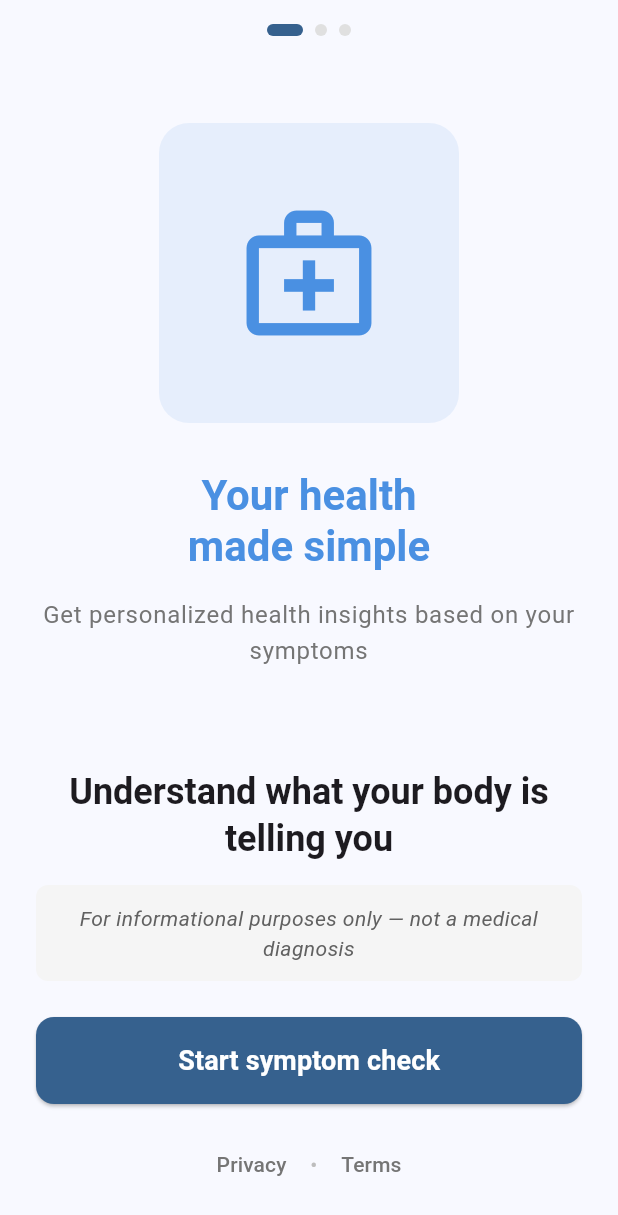
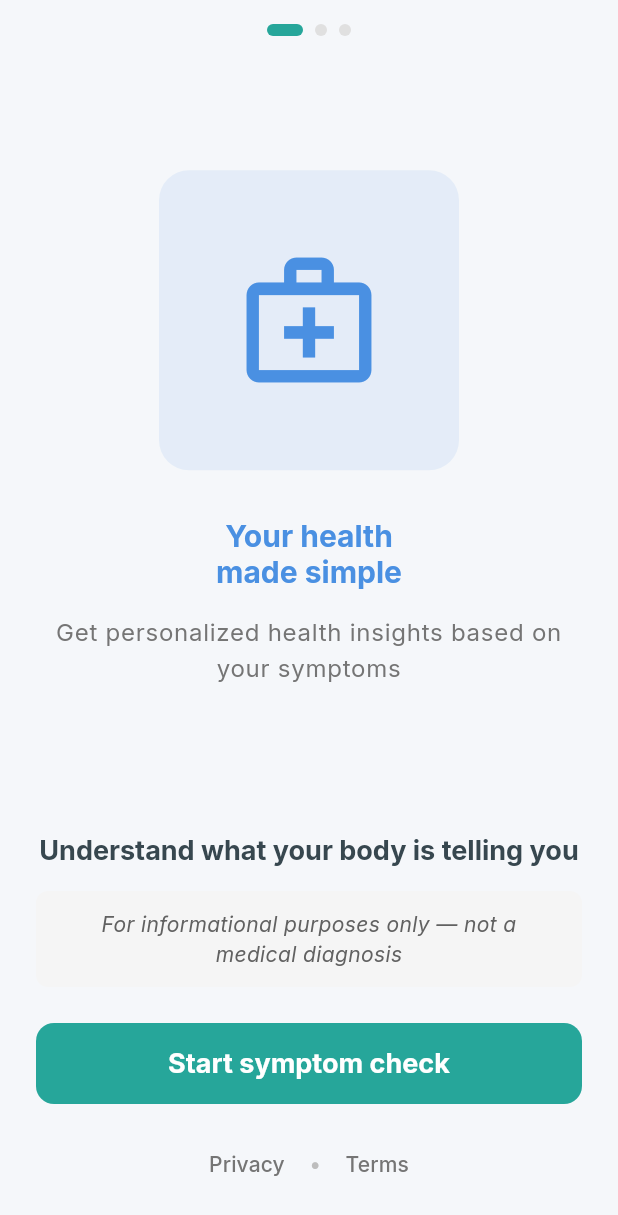
Before and after one commit to ashu13579/symptom-checker-flutter, a Flutter app: the screen it shows after launch, on a phone screen of 412 x 824 dp. Shown: the top 1215 px of the screen. Run offline on Flutter 3.47's test engine with Material 3 defaults, Android fonts, the phone set to English and light mode, and no system bars; our stand-ins replace dio, equatable, flutter_bloc, google_fonts.

Commit message:
feat: Update theme to calm healthcare design with soft blues and greens

```diff
--- a/lib/core/theme/app_theme.dart
+++ b/lib/core/theme/app_theme.dart
@@ -2,43 +2,158 @@ import 'package:flutter/material.dart';
 import 'package:google_fonts/google_fonts.dart';
 
 class AppTheme {
-  // Colors
-  static const Color primaryColor = Color(0xFF2196F3);
-  static const Color secondaryColor = Color(0xFF03DAC6);
-  static const Color errorColor = Color(0xFFB00020);
-  static const Color warningColor = Color(0xFFFF9800);
-  static const Color successColor = Color(0xFF4CAF50);
+  // Calm Healthcare Colors - Soft Blues and Greens
+  static const Color primaryColor = Color(0xFF26A69A); // Soft teal
+  static const Color secondaryColor = Color(0xFF4FC3F7); // Light blue
+  static const Color backgroundColor = Color(0xFFF5F7FA); // Very light gray-blue
+  static const Color surfaceColor = Color(0xFFFFFFFF); // White
 
-  // Urgency Colors
-  static const Color lowUrgency = Color(0xFF4CAF50);
-  static const Color mediumUrgency = Color(0xFFFF9800);
-  static const Color highUrgency = Color(0xFFB00020);
+  // Accent Colors
+  static const Color accentTeal = Color(0xFF26A69A);
+  static const Color accentBlue = Color(0xFF42A5F5);
+  static const Color accentGreen = Color(0xFF66BB6A);
+
+  // Urgency Colors (Calm, non-alarming)
+  static const Color lowUrgency = Color(0xFF66BB6A); // Soft green
+  static const Color mediumUrgency = Color(0xFFFFB74D); // Soft orange
+  static const Color highUrgency = Color(0xFFEF5350); // Soft red (not bright)
+
+  // Text Colors
+  static const Color textPrimary = Color(0xFF37474F); // Dark blue-gray
+  static const Color textSecondary = Color(0xFF78909C); // Medium blue-gray
+  static const Color textHint = Color(0xFFB0BEC5); // Light blue-gray
 
   static ThemeData lightTheme = ThemeData(
     useMaterial3: true,
     colorScheme: ColorScheme.fromSeed(
       seedColor: primaryColor,
       brightness: Brightness.light,
+      primary: primaryColor,
+      secondary: secondaryColor,
+      background: backgroundColor,
+      surface: surfaceColor,
     ),
-    textTheme: GoogleFonts.robotoTextTheme(),
-    appBarTheme: const AppBarTheme(
+    scaffoldBackgroundColor: backgroundColor,
+    textTheme: GoogleFonts.interTextTheme().copyWith(
+      displayLarge: GoogleFonts.inter(
+        fontSize: 32,
+        fontWeight: FontWeight.bold,
+        color: textPrimary,
+      ),
+      displayMedium: GoogleFonts.inter(
+        fontSize: 28,
+        fontWeight: FontWeight.bold,
+        color: textPrimary,
+      ),
+      displaySmall: GoogleFonts.inter(
+        fontSize: 24,
+        fontWeight: FontWeight.w600,
+        color: textPrimary,
+      ),
+      headlineMedium: GoogleFonts.inter(
+        fontSize: 20,
+        fontWeight: FontWeight.w600,
+        color: textPrimary,
+      ),
+      headlineSmall: GoogleFonts.inter(
+        fontSize: 18,
+        fontWeight: FontWeight.w600,
+        color: textPrimary,
+      ),
+      titleLarge: GoogleFonts.inter(
+        fontSize: 16,
+        fontWeight: FontWeight.w600,
+        color: textPrimary,
+      ),
+      bodyLarge: GoogleFonts.inter(
+        fontSize: 16,
+        fontWeight: FontWeight.normal,
+        color: textPrimary,
+      ),
+      bodyMedium: GoogleFonts.inter(
+        fontSize: 14,
+        fontWeight: FontWeight.normal,
+        color: textSecondary,
+      ),
+    ),
+    appBarTheme: AppBarTheme(
       centerTitle: true,
       elevation: 0,
-      backgroundColor: primaryColor,
-      foregroundColor: Colors.white,
+      backgroundColor: surfaceColor,
+      foregroundColor: textPrimary,
+      titleTextStyle: GoogleFonts.inter(
+        fontSize: 18,
+        fontWeight: FontWeight.w600,
+        color: textPrimary,
+      ),
     ),
     elevatedButtonTheme: ElevatedButtonThemeData(
       style: ElevatedButton.styleFrom(
+        backgroundColor: primaryColor,
+        foregroundColor: Colors.white,
         padding: const EdgeInsets.symmetric(horizontal: 32, vertical: 16),
+        elevation: 0,
         shape: RoundedRectangleBorder(
-          borderRadius: BorderRadius.circular(12),
+          borderRadius: BorderRadius.circular(16),
+        ),
+        textStyle: GoogleFonts.inter(
+          fontSize: 16,
+          fontWeight: FontWeight.w600,
+        ),
+      ),
+    ),
+    outlinedButtonTheme: OutlinedButtonThemeData(
+      style: OutlinedButton.styleFrom(
+        foregroundColor: primaryColor,
+        padding: const EdgeInsets.symmetric(horizontal: 32, vertical: 16),
+        side: BorderSide(color: primaryColor, width: 1.5),
+        shape: RoundedRectangleBorder(
+          borderRadius: BorderRadius.circular(16),
+        ),
+        textStyle: GoogleFonts.inter(
+          fontSize: 16,
+          fontWeight: FontWeight.w600,
         ),
       ),
     ),
     cardTheme: CardThemeData(
-      elevation: 2,
+      elevation: 0,
+      color: surfaceColor,
       shape: RoundedRectangleBorder(
         borderRadius: BorderRadius.circular(16),
+        side: BorderSide(
+          color: Colors.grey.shade200,
+          width: 1,
+        ),
+      ),
+    ),
+    inputDecorationTheme: InputDecorationTheme(
+      filled: true,
+      fillColor: surfaceColor,
+      border: OutlineInputBorder(
+        borderRadius: BorderRadius.circular(12),
+        borderSide: BorderSide(color: Colors.grey.shade300),
+      ),
+      enabledBorder: OutlineInputBorder(
+        borderRadius: BorderRadius.circular(12),
+        borderSide: BorderSide(color: Colors.grey.shade300),
+      ),
+      focusedBorder: OutlineInputBorder(
+        borderRadius: BorderRadius.circular(12),
+        borderSide: const BorderSide(color: primaryColor, width: 2),
+      ),
+      contentPadding: const EdgeInsets.symmetric(horizontal: 16, vertical: 16),
+    ),
+    chipTheme: ChipThemeData(
+      backgroundColor: Colors.grey.shade100,
+      selectedColor: primaryColor.withOpacity(0.2),
+      labelStyle: GoogleFonts.inter(
+        fontSize: 14,
+        fontWeight: FontWeight.w500,
+      ),
+      padding: const EdgeInsets.symmetric(horizontal: 12, vertical: 8),
+      shape: RoundedRectangleBorder(
+        borderRadius: BorderRadius.circular(20),
       ),
     ),
   );
@@ -48,22 +163,29 @@ class AppTheme {
     colorScheme: ColorScheme.fromSeed(
       seedColor: primaryColor,
       brightness: Brightness.dark,
+      primary: primaryColor,
+      secondary: secondaryColor,
     ),
-    textTheme: GoogleFonts.robotoTextTheme(ThemeData.dark().textTheme),
-    appBarTheme: const AppBarTheme(
+    textTheme: GoogleFonts.interTextTheme(ThemeData.dark().textTheme),
+    appBarTheme: AppBarTheme(
       centerTitle: true,
       elevation: 0,
+      titleTextStyle: GoogleFonts.inter(
+        fontSize: 18,
+        fontWeight: FontWeight.w600,
+      ),
     ),
     elevatedButtonTheme: ElevatedButtonThemeData(
       style: ElevatedButton.styleFrom(
         padding: const EdgeInsets.symmetric(horizontal: 32, vertical: 16),
+        elevation: 0,
         shape: RoundedRectangleBorder(
-          borderRadius: BorderRadius.circular(12),
+          borderRadius: BorderRadius.circular(16),
         ),
       ),
     ),
     cardTheme: CardThemeData(
-      elevation: 2,
+      elevation: 0,
       shape: RoundedRectangleBorder(
         borderRadius: BorderRadius.circular(16),
       ),
```
